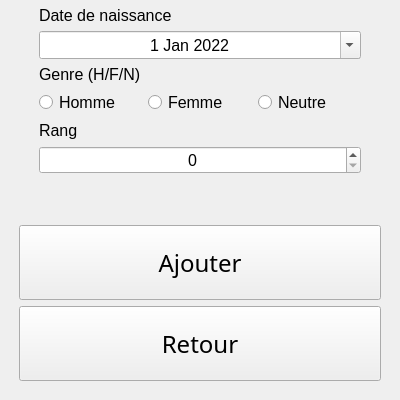
Before: the Qt Designer form views/qt_ux/add_players.ui in Gremy44/P4_repository, drawn with Qt 5; both pictures show x 0 to 400 and y 300 to 700 of the 400 by 700 pixel window.
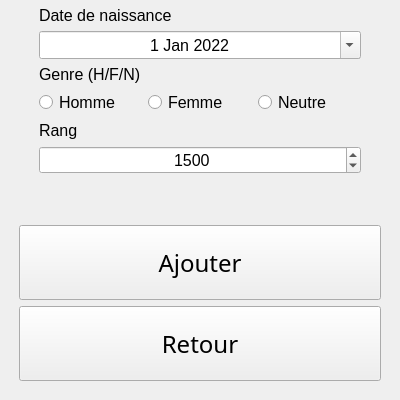
After: the same form once the commit is applied.

```diff
--- a/views/qt_ux/add_players.ui
+++ b/views/qt_ux/add_players.ui
@@ -258,7 +258,13 @@
            <set>Qt::AlignCenter</set>
           </property>
           <property name="maximum">
-           <number>999</number>
+           <number>3000</number>
+          </property>
+          <property name="value">
+           <number>1500</number>
+          </property>
+          <property name="displayIntegerBase">
+           <number>10</number>
           </property>
          </widget>
         </item>
```
